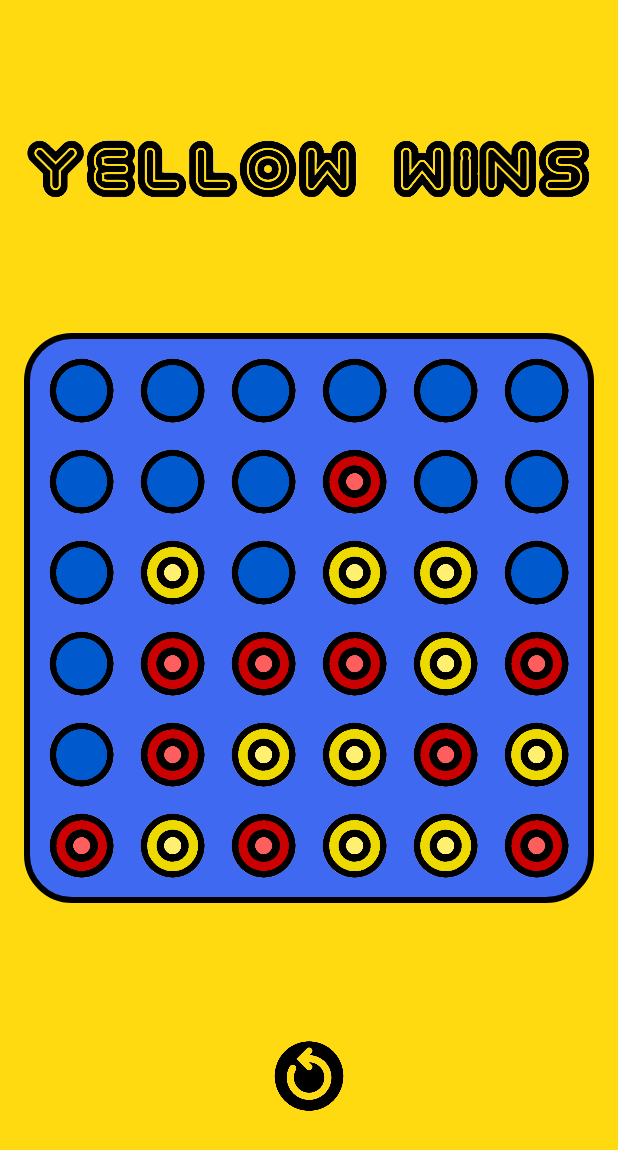
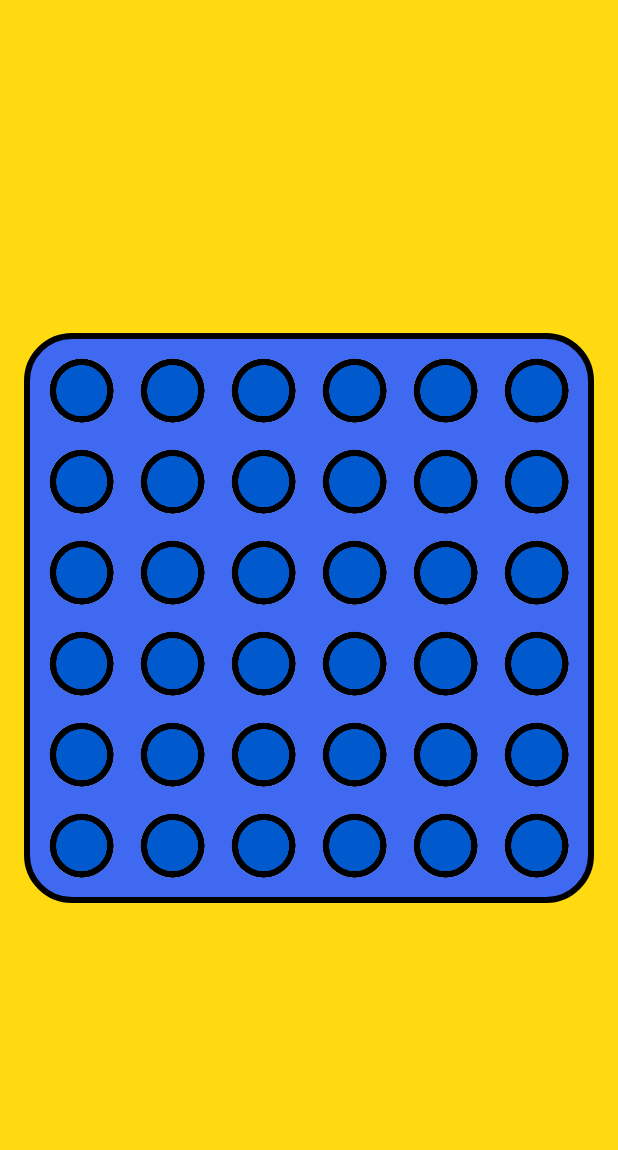
Before and after one commit to daniel-sm-yu/4our, an Android app: the layout activity_main.xml on its own in the app's theme, with its tools: preview values and no code run, on a phone screen of 412 x 824 dp. Shown: the top 1150 px of the screen. Run offline under Robolectric (Android 15) with nearby library versions, the phone set to English and light mode, and no system bars.

Commit message:
removed updateBoard from onCreate

```diff
--- a/app/src/main/java/com/dsyu/connect4/MainActivity.kt
+++ b/app/src/main/java/com/dsyu/connect4/MainActivity.kt
@@ -59,7 +59,6 @@ class MainActivity : AppCompatActivity() {
             updateBoard()
         }
 
-        updateBoard()
     }
 
     private fun updateBoard() {
--- a/app/src/main/res/layout/activity_main.xml
+++ b/app/src/main/res/layout/activity_main.xml
@@ -15,7 +15,8 @@
             app:layout_constraintBottom_toTopOf="@+id/board"
             app:layout_constraintEnd_toEndOf="parent" app:layout_constraintStart_toStartOf="parent"
             android:layout_marginStart="32dp" android:layout_marginEnd="32dp" android:layout_marginBottom="16dp"
-            android:padding="16dp" app:layout_constraintTop_toTopOf="parent" android:layout_marginTop="16dp"/>
+            android:padding="16dp" app:layout_constraintTop_toTopOf="parent" android:layout_marginTop="16dp"
+            android:visibility="gone"/>
     <android.support.v7.widget.GridLayout
             xmlns:android="http://schemas.android.com/apk/res/android"
             xmlns:grid="http://schemas.android.com/apk/res-auto"
@@ -96,7 +97,7 @@
                 android:layout_height="0dp" android:id="@+id/slot13"
                 app:layout_rowWeight="1"
                 app:layout_columnWeight="1"
-                app:layout_gravity="fill" grid:srcCompat="@drawable/red"/>
+                app:layout_gravity="fill" grid:srcCompat="@drawable/empty"/>
         <ImageView
                 android:layout_width="0dp"
                 android:layout_height="0dp" android:id="@+id/slot14"
@@ -120,7 +121,7 @@
                 android:layout_height="0dp" android:id="@+id/slot21"
                 app:layout_rowWeight="1"
                 app:layout_columnWeight="1"
-                app:layout_gravity="fill" grid:srcCompat="@drawable/yellow"/>
+                app:layout_gravity="fill" grid:srcCompat="@drawable/empty"/>
         <ImageView
                 android:layout_width="0dp"
                 android:layout_height="0dp" android:id="@+id/slot22"
@@ -132,13 +133,13 @@
                 android:layout_height="0dp" android:id="@+id/slot23"
                 app:layout_rowWeight="1"
                 app:layout_columnWeight="1"
-                app:layout_gravity="fill" grid:srcCompat="@drawable/yellow"/>
+                app:layout_gravity="fill" grid:srcCompat="@drawable/empty"/>
         <ImageView
                 android:layout_width="0dp"
                 android:layout_height="0dp" android:id="@+id/slot24"
                 app:layout_rowWeight="1"
                 app:layout_columnWeight="1"
-                app:layout_gravity="fill" grid:srcCompat="@drawable/yellow"/>
+                app:layout_gravity="fill" grid:srcCompat="@drawable/empty"/>
         <ImageView
                 android:layout_width="0dp"
                 android:layout_height="0dp" android:id="@+id/slot25"
@@ -156,31 +157,31 @@
                 android:layout_height="0dp" android:id="@+id/slot31"
                 app:layout_rowWeight="1"
                 app:layout_columnWeight="1"
-                app:layout_gravity="fill" grid:srcCompat="@drawable/red"/>
+                app:layout_gravity="fill" grid:srcCompat="@drawable/empty"/>
         <ImageView
                 android:layout_width="0dp"
                 android:layout_height="0dp" android:id="@+id/slot32"
                 app:layout_rowWeight="1"
                 app:layout_columnWeight="1"
-                app:layout_gravity="fill" grid:srcCompat="@drawable/red"/>
+                app:layout_gravity="fill" grid:srcCompat="@drawable/empty"/>
         <ImageView
                 android:layout_width="0dp"
                 android:layout_height="0dp" android:id="@+id/slot33"
                 app:layout_rowWeight="1"
                 app:layout_columnWeight="1"
-                app:layout_gravity="fill" grid:srcCompat="@drawable/red"/>
+                app:layout_gravity="fill" grid:srcCompat="@drawable/empty"/>
         <ImageView
                 android:layout_width="0dp"
                 android:layout_height="0dp" android:id="@+id/slot34"
                 app:layout_rowWeight="1"
                 app:layout_columnWeight="1"
-                app:layout_gravity="fill" grid:srcCompat="@drawable/yellow"/>
+                app:layout_gravity="fill" grid:srcCompat="@drawable/empty"/>
         <ImageView
                 android:layout_width="0dp"
                 android:layout_height="0dp" android:id="@+id/slot35"
                 app:layout_rowWeight="1"
                 app:layout_columnWeight="1"
-                app:layout_gravity="fill" grid:srcCompat="@drawable/red"/>
+                app:layout_gravity="fill" grid:srcCompat="@drawable/empty"/>
         <ImageView
                 android:layout_width="0dp"
                 android:layout_height="0dp" android:id="@+id/slot40"
@@ -192,67 +193,67 @@
                 android:layout_height="0dp" android:id="@+id/slot41"
                 app:layout_rowWeight="1"
                 app:layout_columnWeight="1"
-                app:layout_gravity="fill" grid:srcCompat="@drawable/red"/>
+                app:layout_gravity="fill" grid:srcCompat="@drawable/empty"/>
         <ImageView
                 android:layout_width="0dp"
                 android:layout_height="0dp" android:id="@+id/slot42"
                 app:layout_rowWeight="1"
                 app:layout_columnWeight="1"
-                app:layout_gravity="fill" grid:srcCompat="@drawable/yellow"/>
+                app:layout_gravity="fill" grid:srcCompat="@drawable/empty"/>
         <ImageView
                 android:layout_width="0dp"
                 android:layout_height="0dp" android:id="@+id/slot43"
                 app:layout_rowWeight="1"
                 app:layout_columnWeight="1"
-                app:layout_gravity="fill" grid:srcCompat="@drawable/yellow"/>
+                app:layout_gravity="fill" grid:srcCompat="@drawable/empty"/>
         <ImageView
                 android:layout_width="0dp"
                 android:layout_height="0dp" android:id="@+id/slot44"
                 app:layout_rowWeight="1"
                 app:layout_columnWeight="1"
-                app:layout_gravity="fill" grid:srcCompat="@drawable/red"/>
+                app:layout_gravity="fill" grid:srcCompat="@drawable/empty"/>
         <ImageView
                 android:layout_width="0dp"
                 android:layout_height="0dp" android:id="@+id/slot45"
                 app:layout_rowWeight="1"
                 app:layout_columnWeight="1"
-                app:layout_gravity="fill" grid:srcCompat="@drawable/yellow"/>
+                app:layout_gravity="fill" grid:srcCompat="@drawable/empty"/>
         <ImageView
                 android:layout_width="0dp"
                 android:layout_height="0dp" android:id="@+id/slot50"
                 app:layout_rowWeight="1"
                 app:layout_columnWeight="1"
-                app:layout_gravity="fill" grid:srcCompat="@drawable/red"/>
+                app:layout_gravity="fill" grid:srcCompat="@drawable/empty"/>
         <ImageView
                 android:layout_width="0dp"
                 android:layout_height="0dp" android:id="@+id/slot51"
                 app:layout_rowWeight="1"
                 app:layout_columnWeight="1"
-                app:layout_gravity="fill" grid:srcCompat="@drawable/yellow"/>
+                app:layout_gravity="fill" grid:srcCompat="@drawable/empty"/>
         <ImageView
                 android:layout_width="0dp"
                 android:layout_height="0dp" android:id="@+id/slot52"
                 app:layout_rowWeight="1"
                 app:layout_columnWeight="1"
-                app:layout_gravity="fill" grid:srcCompat="@drawable/red"/>
+                app:layout_gravity="fill" grid:srcCompat="@drawable/empty"/>
         <ImageView
                 android:layout_width="0dp"
                 android:layout_height="0dp" android:id="@+id/slot53"
                 app:layout_rowWeight="1"
                 app:layout_columnWeight="1"
-                app:layout_gravity="fill" grid:srcCompat="@drawable/yellow"/>
+                app:layout_gravity="fill" grid:srcCompat="@drawable/empty"/>
         <ImageView
                 android:layout_width="0dp"
                 android:layout_height="0dp" android:id="@+id/slot54"
                 app:layout_rowWeight="1"
                 app:layout_columnWeight="1"
-                app:layout_gravity="fill" grid:srcCompat="@drawable/yellow"/>
+                app:layout_gravity="fill" grid:srcCompat="@drawable/empty"/>
         <ImageView
                 android:layout_width="0dp"
                 android:layout_height="0dp" android:id="@+id/slot55"
                 app:layout_rowWeight="1"
                 app:layout_columnWeight="1"
-                app:layout_gravity="fill" grid:srcCompat="@drawable/red"/>
+                app:layout_gravity="fill" grid:srcCompat="@drawable/empty"/>
 
     </android.support.v7.widget.GridLayout>
     <ImageView
@@ -261,7 +262,7 @@
             android:id="@+id/restartButton"
             app:layout_constraintBottom_toBottomOf="parent" android:layout_marginTop="8dp"
             app:layout_constraintTop_toBottomOf="@+id/board" app:layout_constraintEnd_toEndOf="parent"
-            app:layout_constraintStart_toStartOf="parent"/>
+            app:layout_constraintStart_toStartOf="parent" android:visibility="gone"/>
 
 
 </android.support.constraint.ConstraintLayout>
```
Also changed, not shown: app/src/main/res/drawable/turn_left.png (added), app/src/main/res/drawable/turn_right.png (added).
